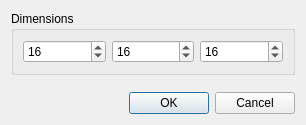
Old version of the form NewGridDialog.ui in the repository emilk/sproxel.
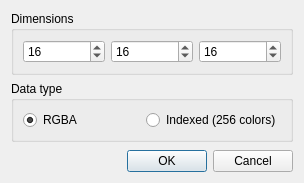
New version of the form.

Commit message: Select RGBA/indexed in NewGridDialog.

What changed in the file:
```diff
--- a/NewGridDialog.ui
+++ b/NewGridDialog.ui
@@ -6,8 +6,8 @@
    <rect>
     <x>0</x>
     <y>0</y>
-    <width>306</width>
-    <height>125</height>
+    <width>304</width>
+    <height>183</height>
    </rect>
   </property>
   <property name="windowTitle">
@@ -62,6 +62,35 @@
      </layout>
     </widget>
    </item>
+   <item>
+    <widget class="QGroupBox" name="groupBox_2">
+     <property name="title">
+      <string>Data type</string>
+     </property>
+     <layout class="QHBoxLayout" name="horizontalLayout_2">
+      <item>
+       <widget class="QRadioButton" name="dataRGBA">
+        <property name="text">
+         <string>RGBA</string>
+        </property>
+        <property name="checked">
+         <bool>true</bool>
+        </property>
+       </widget>
+      </item>
+      <item>
+       <widget class="QRadioButton" name="dataIndexed">
+        <property name="enabled">
+         <bool>true</bool>
+        </property>
+        <property name="text">
+         <string>Indexed (256 colors)</string>
+        </property>
+       </widget>
+      </item>
+     </layout>
+    </widget>
+   </item>
    <item>
     <spacer name="verticalSpacer">
      <property name="orientation">
```
The commit also changes 6 other files.
